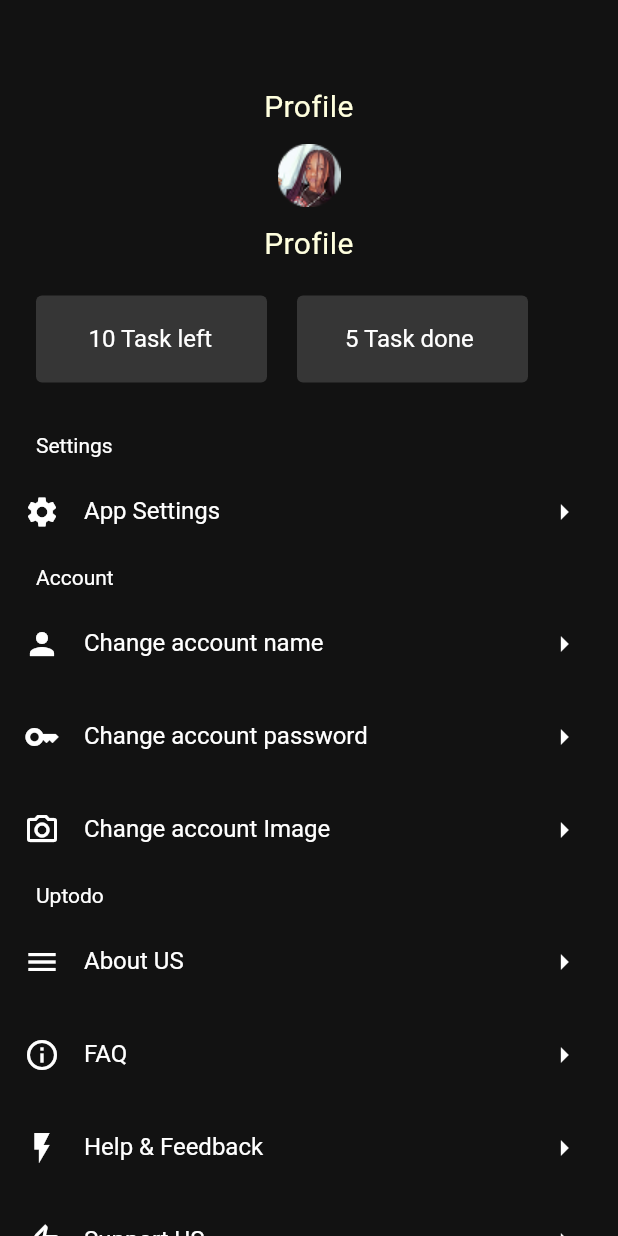
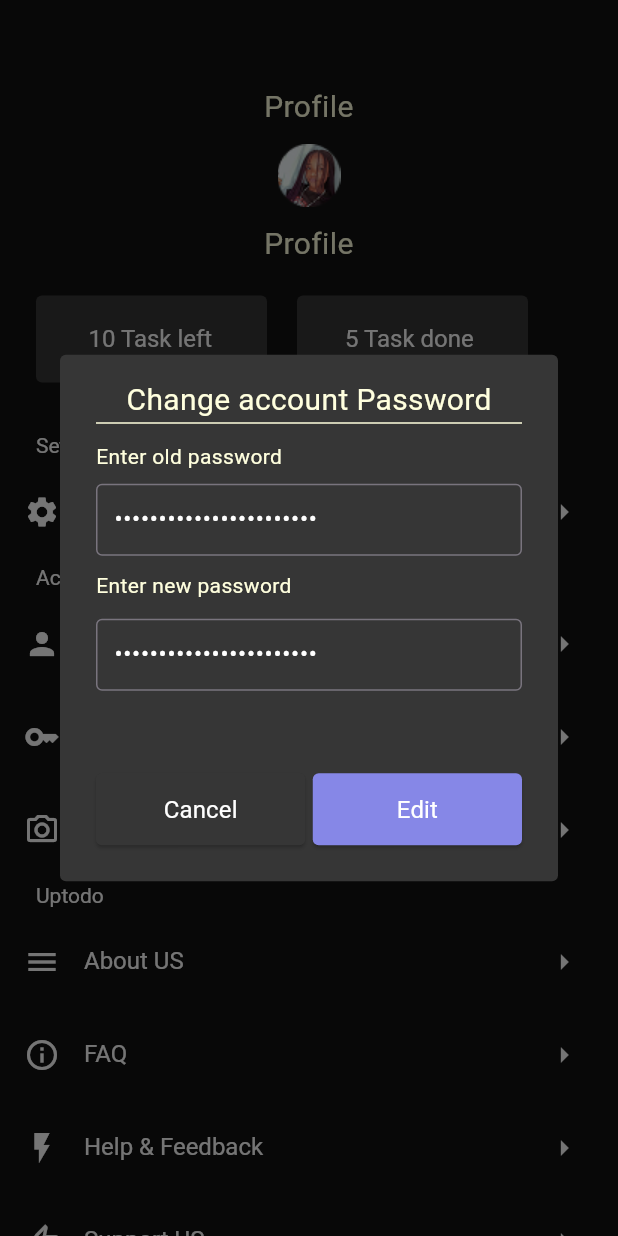
Before and after one commit to Tresorkitwanda00/TaskManager, a Flutter app: the Profile screen opened directly, after a tap on "Change account password", on a phone screen of 412 x 824 dp. Run offline on Flutter 3.47's test engine with Material 3 defaults, Android fonts, the light colour scheme and no system bars; our stand-ins replace flutter_colorpicker, table_calendar; missing offline and left inert: flutter_iconpicker.

Commit message:
Fix bug and connect app to Firebase

```diff
--- a/uptodo/lib/pages/calendar_screen.dart
+++ b/uptodo/lib/pages/calendar_screen.dart
@@ -2,7 +2,6 @@ import 'package:flutter/cupertino.dart';
 import 'package:flutter/material.dart';
 import 'package:intl/intl.dart';
 import 'package:uptodo/data/data.dart';
-import 'package:uptodo/pages/home_page.dart';
 
 class CalendarScreen extends StatefulWidget {
   const CalendarScreen({super.key});
@@ -15,9 +14,11 @@ class _CalendarScreenState extends State<CalendarScreen> {
   DateTime _currentMonth = DateTime.now();
   final Map<int, FixedExtentScrollController> _controllers = {};
   final data = Data();
+  bool? iscompleted;
   @override
   void initState() {
     super.initState();
+    iscompleted = true;
     for (int i = 1; i <= 7; i++) {
       _controllers[i] = FixedExtentScrollController(initialItem: 0);
     }
@@ -69,7 +70,6 @@ class _CalendarScreenState extends State<CalendarScreen> {
     });
   }
 
-  bool? iscompleted;
   @override
   Widget build(BuildContext context) {
     return Scaffold(
--- /dev/null
+++ b/uptodo/lib/pages/components/edit_setting.dart
@@ -0,0 +1,201 @@
+import 'package:flutter/material.dart';
+
+class FormEditInfoUser extends StatefulWidget {
+  final bool isUsernameOrPass;
+  final String initialText;
+  final Function(String) onSave;
+
+  const FormEditInfoUser({
+    super.key,
+    required this.isUsernameOrPass,
+    required this.initialText,
+    required this.onSave,
+  });
+
+  @override
+  State<FormEditInfoUser> createState() => _FormEditInfoUser();
+}
+
+class _FormEditInfoUser extends State<FormEditInfoUser> {
+  late TextEditingController _controller;
+
+  @override
+  void initState() {
+    super.initState();
+    _controller = TextEditingController(text: widget.initialText);
+  }
+
+  @override
+  void dispose() {
+    _controller.dispose();
+    super.dispose();
+  }
+
+  @override
+  Widget build(BuildContext context) {
+    return AlertDialog(
+      backgroundColor: const Color(0xff363636),
+      shape: RoundedRectangleBorder(borderRadius: BorderRadius.circular(4)),
+      content: SizedBox(
+        width: 327,
+        height: widget.isUsernameOrPass ? 187 : 311,
+        child: Column(
+          mainAxisSize: MainAxisSize.min,
+          crossAxisAlignment: CrossAxisAlignment.start,
+          children: [
+            Center(
+              child: Text(
+                widget.isUsernameOrPass
+                    ? "Change account name"
+                    : "Change account Password",
+                style: const TextStyle(
+                  color: Color(0xFFFFFFDE),
+                  fontSize: 20,
+                  fontWeight: FontWeight.w400,
+                ),
+              ),
+            ),
+            Container(height: 1, width: 325, color: Color(0xFFFFFFDE)),
+            const SizedBox(height: 12),
+            Padding(
+              padding: const EdgeInsets.all(0),
+              child: widget.isUsernameOrPass
+                  ? _buildUsername()
+                  : _buildTextFormFieldPass(),
+            ),
+
+            const Spacer(),
+            Row(
+              children: [
+                Expanded(
+                  child: SizedBox(
+                    height: 48,
+                    child: ElevatedButton(
+                      onPressed: () => Navigator.of(context).pop(),
+                      style: ElevatedButton.styleFrom(
+                        backgroundColor: const Color(0xff363636),
+                        shape: RoundedRectangleBorder(
+                          borderRadius: BorderRadius.circular(4),
+                        ),
+                      ),
+                      child: Text(
+                        "Cancel",
+                        style: TextStyle(
+                          color: Color(0xffFFFFFF),
+                          fontSize: 16,
+                          fontWeight: FontWeight.w400,
+                        ),
+                      ),
+                    ),
+                  ),
+                ),
+                const SizedBox(width: 5),
+                Expanded(
+                  child: SizedBox(
+                    height: 48,
+                    child: ElevatedButton(
+                      onPressed: () {
+                        widget.onSave(_controller.text);
+                        Navigator.of(context).pop();
+                      },
+                      style: ElevatedButton.styleFrom(
+                        backgroundColor: const Color(0xff8687E7),
+                        shape: RoundedRectangleBorder(
+                          borderRadius: BorderRadius.circular(4),
+                        ),
+                      ),
+                      child: const Text(
+                        "Edit",
+                        style: TextStyle(
+                          color: Color(0xffFFFFFF),
+                          fontSize: 16,
+                          fontWeight: FontWeight.w400,
+                        ),
+                      ),
+                    ),
+                  ),
+                ),
+              ],
+            ),
+          ],
+        ),
+      ),
+    );
+  }
+
+  Widget _buildTextFormFieldPass() {
+    return Column(
+      crossAxisAlignment: CrossAxisAlignment.start,
+      mainAxisSize: MainAxisSize.min,
+      children: [
+        Text(
+          'Enter old password',
+          style: TextStyle(
+            color: Color(0xFFFFFFDE),
+            fontWeight: FontWeight.w400,
+          ),
+        ),
+        const SizedBox(height: 8),
+        TextFormField(
+          controller: _controller,
+
+          obscureText: true,
+          decoration: InputDecoration(
+            hintText: ".....................",
+            border: OutlineInputBorder(
+              borderRadius: BorderRadius.circular(4),
+              borderSide: const BorderSide(
+                color: Color(0xff979797),
+                width: 0.8,
+              ),
+            ),
+            contentPadding: const EdgeInsets.all(8),
+          ),
+          style: const TextStyle(color: Colors.white),
+        ),
+        const SizedBox(height: 10),
+        Text(
+          'Enter new password',
+          style: TextStyle(
+            color: Color(0xFFFFFFDE),
+            fontWeight: FontWeight.w400,
+          ),
+        ),
+        const SizedBox(height: 12),
+        TextFormField(
+          controller: _controller,
+
+          obscureText: widget.isUsernameOrPass ? false : true,
+          decoration: InputDecoration(
+            hintText: ".....................",
+            border: OutlineInputBorder(
+              borderRadius: BorderRadius.circular(4),
+              borderSide: const BorderSide(
+                color: Color(0xff979797),
+                width: 0.8,
+              ),
+            ),
+            contentPadding: const EdgeInsets.all(8),
+          ),
+          style: const TextStyle(color: Colors.white),
+        ),
+      ],
+    );
+  }
+
+  Widget _buildUsername() {
+    return TextFormField(
+      controller: _controller,
+      maxLines: null,
+      decoration: InputDecoration(
+        hintText: "Marlene Hays",
+        border: OutlineInputBorder(
+          borderRadius: BorderRadius.circular(4),
+          borderSide: const BorderSide(color: Color(0xff979797), width: 0.8),
+        ),
+        contentPadding: const EdgeInsets.all(8),
+      ),
+      style: const TextStyle(color: Colors.white),
+    );
+  }
+}
--- a/uptodo/lib/pages/components/form_add_category.dart
+++ b/uptodo/lib/pages/components/form_add_category.dart
@@ -147,6 +147,7 @@ class _FormAddCategoryState extends State<FormAddCategory> {
                             spacing: 8,
                             children: colors.map((color) {
                               final bool isSelected =
+                                  // ignore: deprecated_member_use
                                   selectedColor.value == color.value; //
                               return GestureDetector(
                                 onTap: () {
--- a/uptodo/lib/pages/components/task_screen.dart
+++ b/uptodo/lib/pages/components/task_screen.dart
@@ -1,5 +1,4 @@
 import 'package:flutter/material.dart';
-import 'package:flutter_launcher_icons/android.dart';
 import 'package:uptodo/pages/components/category.dart';
 import 'package:uptodo/pages/components/delete.dart';
 import 'package:uptodo/pages/components/form_edit_task.dart';
--- a/uptodo/lib/pages/login/login_register.dart
+++ b/uptodo/lib/pages/login/login_register.dart
@@ -1,6 +1,5 @@
 import 'package:flutter/material.dart';
 import 'package:uptodo/pages/dashboard_screen.dart';
-import 'package:uptodo/pages/home_page.dart';
 
 class LoginRegister extends StatefulWidget {
   const LoginRegister({super.key});
@@ -62,6 +61,10 @@ class _LoginRegisterState extends State<LoginRegister> {
                       TextFormField(
                         decoration: InputDecoration(
                           hintText: "Enter your Username",
+                          hintStyle: TextStyle(
+                            color: Colors.grey, // Change ici la couleur
+                            fontStyle: FontStyle.italic,
+                          ),
                           border: OutlineInputBorder(
                             borderRadius: BorderRadius.circular(4),
                             borderSide: BorderSide(
@@ -70,6 +73,7 @@ class _LoginRegisterState extends State<LoginRegister> {
                             ),
                           ),
                         ),
+                        style: TextStyle(color: Colors.white),
                       ),
                     ],
                   ),
@@ -95,6 +99,10 @@ class _LoginRegisterState extends State<LoginRegister> {
                         obscureText: true,
                         decoration: InputDecoration(
                           hintText: "...............",
+                          hintStyle: TextStyle(
+                            color: Colors.grey, // Change ici la couleur
+                            fontStyle: FontStyle.italic,
+                          ),
                           border: OutlineInputBorder(
                             borderRadius: BorderRadius.circular(4),
                             borderSide: BorderSide(
@@ -103,6 +111,7 @@ class _LoginRegisterState extends State<LoginRegister> {
                             ),
                           ),
                         ),
+                        style: TextStyle(color: Colors.white),
                       ),
                     ],
                   ),
@@ -129,6 +138,10 @@ class _LoginRegisterState extends State<LoginRegister> {
                           obscureText: true,
                           decoration: InputDecoration(
                             hintText: "...............",
+                            hintStyle: TextStyle(
+                              color: Colors.grey, // Change ici la couleur
+                              fontStyle: FontStyle.italic,
+                            ),
                             border: OutlineInputBorder(
                               borderRadius: BorderRadius.circular(4),
                               borderSide: BorderSide(
@@ -137,6 +150,7 @@ class _LoginRegisterState extends State<LoginRegister> {
                               ),
                             ),
                           ),
+                          style: TextStyle(color: Colors.white),
                         ),
                       ],
                     ),
--- a/uptodo/lib/pages/profile.dart
+++ b/uptodo/lib/pages/profile.dart
@@ -1,7 +1,35 @@
 import 'package:flutter/material.dart';
+import 'package:uptodo/pages/components/edit_profil.dart';
+import 'package:uptodo/pages/components/edit_setting.dart';
 
-class Profile extends StatelessWidget {
+class Profile extends StatefulWidget {
   const Profile({super.key});
+
+  @override
+  State<Profile> createState() => _ProfileState();
+}
+
+class _ProfileState extends State<Profile> {
+  String usernameTitle = "Change account name";
+  String passwordTitle = "Change account Password";
+  void showEditingUsernamePass(bool isPassOrUser) {
+    showDialog(
+      context: context,
+      builder: (context) => FormEditInfoUser(
+        isUsernameOrPass: isPassOrUser,
+        initialText: isPassOrUser ? usernameTitle : passwordTitle,
+        onSave: (newValue) {
+          setState(() {
+            if (isPassOrUser) {
+              newValue = usernameTitle;
+            } else {
+              newValue = passwordTitle;
+            }
+          });
+        },
+      ),
+    );
+  }
 
   @override
   Widget build(BuildContext context) {
@@ -144,7 +172,7 @@ class Profile extends StatelessWidget {
             Padding(
               padding: EdgeInsets.only(top: 6),
               child: GestureDetector(
-                onTap: () {},
+                onTap: () => showEditingUsernamePass(true),
                 child: ListTile(
                   leading: Icon(Icons.person, size: 24, color: Colors.white),
                   title: Text(
@@ -167,7 +195,7 @@ class Profile extends StatelessWidget {
             Padding(
               padding: EdgeInsets.only(top: 6),
               child: GestureDetector(
-                onTap: () {},
+                onTap: () => showEditingUsernamePass(false),
                 child: ListTile(
                   leading: Icon(Icons.key, size: 24, color: Colors.white),
                   title: Text(
@@ -190,7 +218,14 @@ class Profile extends StatelessWidget {
             Padding(
               padding: EdgeInsets.only(top: 6),
               child: GestureDetector(
-                onTap: () {},
+                onTap: () {
+                  showDialog(
+                    context: context,
+                    builder: (context) {
+                      return SnackBar(content: EditProfil());
+                    },
+                  );
+                },
                 child: ListTile(
                   leading: Icon(
                     Icons.camera_alt_outlined,
--- a/uptodo/pubspec.yaml
+++ b/uptodo/pubspec.yaml
@@ -40,6 +40,7 @@ dependencies:
   table_calendar: ^3.2.0
   flutter_colorpicker: ^1.1.0
   intl: ^0.20.2
+  firebase_core: ^4.1.0
 
 
 
```
Also changed, not shown: uptodo/ios/lib/main.dart (added, +122 -0 lines), uptodo/lib/pages/components/edit_profil.dart (added, +133 -0 lines), uptodo/lib/pages/components/form_add_todo.dart (+6 -1 lines), uptodo/pubspec.lock, 37 other files.
